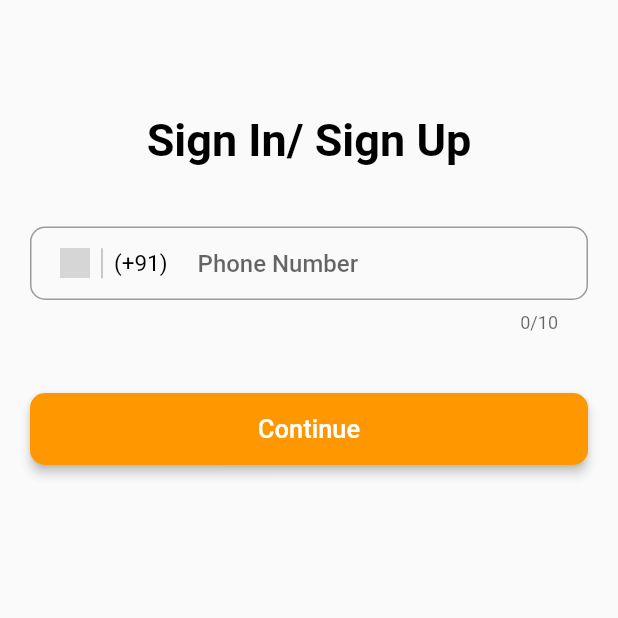
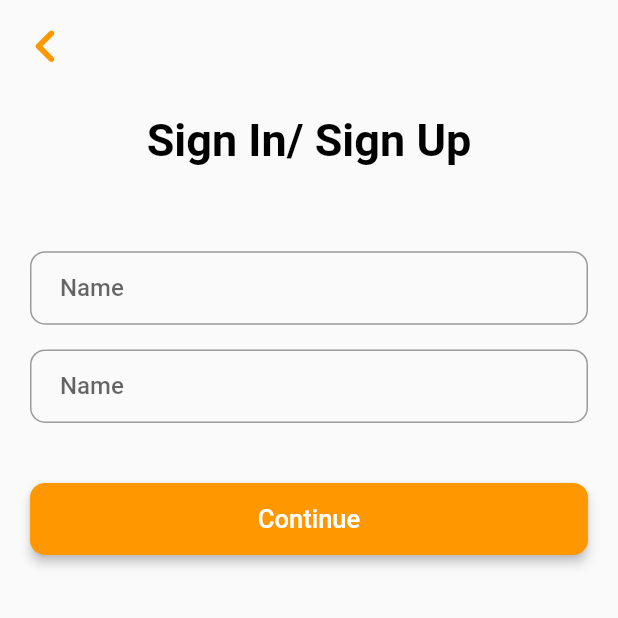
Before and after one commit to DhanushDivakar/malnutrition, a Flutter app: the screen it shows after launch, after a tap on "Continue", on a phone screen of 412 x 824 dp, the top half of it. Run offline on Flutter 3.47's test engine with Material 2 defaults, Android fonts, the phone set to English and light mode, and no system bars; network calls fail; Roboto replaces fonts that are missing (Poppins); grey boxes are pictures that could not be loaded.

Commit message:
register

```diff
--- a/lib/auth/login.dart
+++ b/lib/auth/login.dart
@@ -1,4 +1,5 @@
 import 'package:flutter/material.dart';
+import 'package:malnutrition/auth/register.dart';
 
 class LoginPage extends StatefulWidget {
   const LoginPage({super.key});
@@ -124,6 +125,7 @@ class _LoginPageState extends State<LoginPage> {
                 minWidth: MediaQuery.of(context).size.width,
                 onPressed: () async {
                    FocusScope.of(context).unfocus();
+                   Navigator.push(context, MaterialPageRoute(builder: (context) => const RegisterPage()));
                   // final isValid = formKey.currentState!.validate();
                   // if (isValid) {
                   //   setState(() {
--- a/lib/auth/register.dart
+++ b/lib/auth/register.dart
@@ -1,13 +1,13 @@
 import 'package:flutter/material.dart';
 
-class LoginPage extends StatefulWidget {
-  const LoginPage({super.key});
+class RegisterPage extends StatefulWidget {
+  const RegisterPage({super.key});
 
   @override
-  State<LoginPage> createState() => _LoginPageState();
+  State<RegisterPage> createState() => _RegisterPageState();
 }
 
-class _LoginPageState extends State<LoginPage> {
+class _RegisterPageState extends State<RegisterPage> {
    bool showLoading = false;
   @override
   Widget build(BuildContext context) {
@@ -20,16 +20,16 @@ class _LoginPageState extends State<LoginPage> {
         appBar: AppBar(
         backgroundColor: Colors.transparent,
         elevation: 0,
-        // leading: IconButton(
-        //   icon: Icon(
-        //     Icons.chevron_left_rounded,
-        //     color: Theme.of(context).colorScheme.primary,
-        //     size: 45,
-        //   ),
-        //   onPressed: () {
-        //     Navigator.of(context).pop();
-        //   },
-        // ),
+        leading: IconButton(
+          icon: Icon(
+            Icons.chevron_left_rounded,
+            color: Theme.of(context).colorScheme.primary,
+            size: 45,
+          ),
+          onPressed: () {
+            Navigator.of(context).pop();
+          },
+        ),
       ),
         body: Column(
         children: [
@@ -48,7 +48,13 @@ class _LoginPageState extends State<LoginPage> {
             padding: const EdgeInsets.all(20.0),
             child: Form(
               //key: formKey,
-              child: TextFormField(
+              child: Column(
+                children: [
+
+                  SizedBox(
+                    height: height * 0.02,
+                  ),
+                   TextFormField(
                     validator: (value) {
                       if (value!.isEmpty || value.length != 10) {
                         return "Enter correct number";
@@ -56,7 +62,7 @@ class _LoginPageState extends State<LoginPage> {
                         return null;
                       }
                     },
-                maxLength: 10,
+
                     autofocus: false,
                     style: const TextStyle(
                         fontSize: 16,
@@ -68,35 +74,8 @@ class _LoginPageState extends State<LoginPage> {
                    // controller: phonenum,
                     decoration: InputDecoration(
                       contentPadding: const EdgeInsets.fromLTRB(20, 15, 20, 15),
-                  hintText: "Phone Number",
-                  prefixIcon: Container(
-                    margin: const EdgeInsets.symmetric(horizontal: 20),
-                    child: Row(
-                      mainAxisSize: MainAxisSize.min,
-                      children: [
-                        IntrinsicHeight(
-                          child: Row(
-                            children: [
-                              SizedBox(
-                                height: 20,
-                                width: 20,
-                                child: Image.network('https://upload.wikimedia.org/wikipedia/en/thumb/4/41/Flag_of_India.svg/800px-Flag_of_India.svg.png')
-                              ),
-                              const VerticalDivider(
-                                color: Colors.black26,
-                                thickness: 1,
-                              ),
-                              const Text(
-                                "(+91)",
-                                style: TextStyle(
-                                    color: Colors.black, fontSize: 15),
-                              ),
-                            ],
-                          ),
-                        ),
-                      ],
-                    ),
-                  ),
+                      hintText: "Name",
+
                       border: OutlineInputBorder(
                         borderRadius: BorderRadius.circular(10),
                         borderSide: const BorderSide(
@@ -110,6 +89,48 @@ class _LoginPageState extends State<LoginPage> {
                         borderRadius: BorderRadius.circular(10.0),
                       ),
                     ),
+                  ),
+                  SizedBox(
+                    height: height * 0.02,
+                  ),
+                  TextFormField(
+                    validator: (value) {
+                      if (value!.isEmpty || value.length != 10) {
+                        return "Enter correct number";
+                      } else {
+                        return null;
+                      }
+                    },
+
+                    autofocus: false,
+                    style: const TextStyle(
+                        fontSize: 16,
+                        color: Colors.black,
+                        fontWeight: FontWeight.w500),
+                    keyboardType: TextInputType.number,
+                    cursorColor: Theme.of(context).colorScheme.primary,
+                    textInputAction: TextInputAction.done,
+                   // controller: phonenum,
+                    decoration: InputDecoration(
+                      contentPadding: const EdgeInsets.fromLTRB(20, 15, 20, 15),
+                      hintText: "Name",
+
+                      border: OutlineInputBorder(
+                        borderRadius: BorderRadius.circular(10),
+                        borderSide: const BorderSide(
+                          width: 0.2,
+                          color: Color.fromRGBO(230, 154, 141, 1),
+                        ),
+                      ),
+                      focusedBorder: OutlineInputBorder(
+                        borderSide: BorderSide(
+                            color: Theme.of(context).colorScheme.primary, width: 2),
+                        borderRadius: BorderRadius.circular(10.0),
+                      ),
+                    ),
+                  ),
+
+                ],
               ),
             ),
           ),
```
Lines whose indentation alone changed are shown as unchanged.
